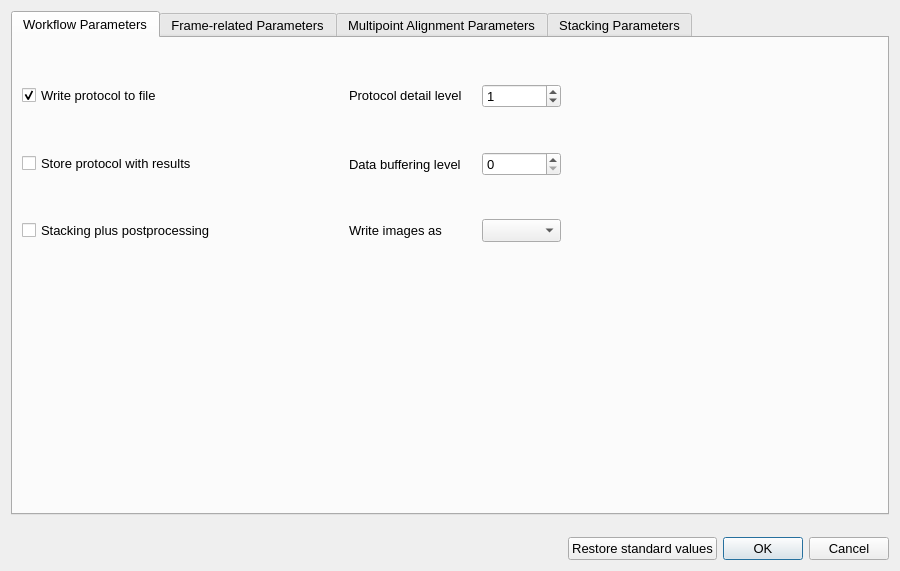
Qt form Source/parameter_configuration.ui (Rolf-Hempel/PlanetarySystemStacker) before a commit.
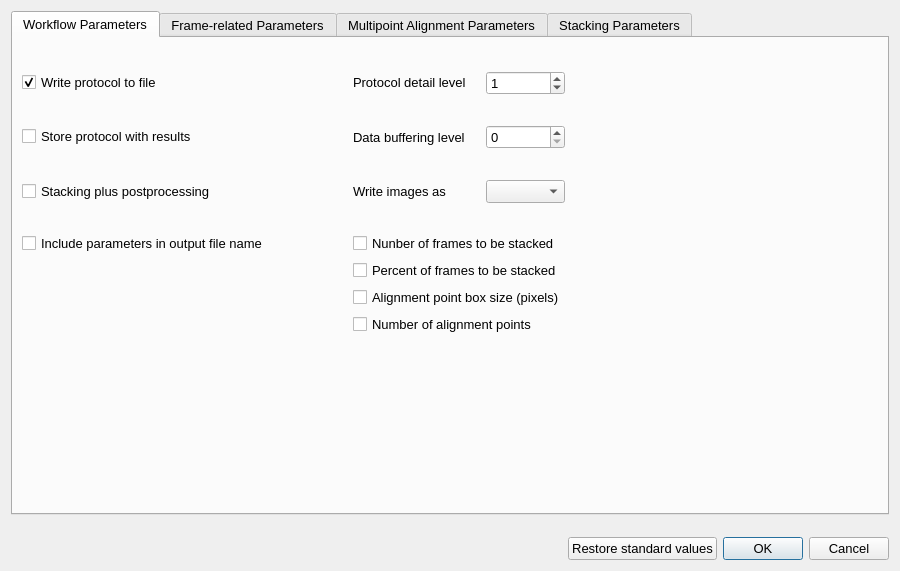
The same form after that commit. The open tabs and pages were chosen to show the change.

Commit message: Parameters in stacked image file name implemented and tested

Diff of the .ui file:
```diff
--- a/Source/parameter_configuration.ui
+++ b/Source/parameter_configuration.ui
@@ -61,78 +61,7 @@
       <attribute name="title">
        <string>Workflow Parameters</string>
       </attribute>
-      <layout class="QGridLayout" name="gridLayout" rowstretch="1,3,1,3,1,3,7" columnstretch="3,2,2,1,5">
-       <item row="0" column="0">
-        <spacer name="verticalSpacer_12">
-         <property name="orientation">
-          <enum>Qt::Vertical</enum>
-         </property>
-         <property name="sizeHint" stdset="0">
-          <size>
-           <width>20</width>
-           <height>40</height>
-          </size>
-         </property>
-        </spacer>
-       </item>
-       <item row="2" column="0">
-        <spacer name="verticalSpacer_13">
-         <property name="orientation">
-          <enum>Qt::Vertical</enum>
-         </property>
-         <property name="sizeHint" stdset="0">
-          <size>
-           <width>20</width>
-           <height>40</height>
-          </size>
-         </property>
-        </spacer>
-       </item>
-       <item row="5" column="2">
-        <widget class="QLabel" name="gpif_label_parameter">
-         <property name="toolTip">
-          <string>Stacked and postprocessed images can be written either in &quot;png&quot;, &quot;tiff&quot; or &quot;fits&quot; format.</string>
-         </property>
-         <property name="text">
-          <string>Write images as</string>
-         </property>
-         <property name="alignment">
-          <set>Qt::AlignLeading|Qt::AlignLeft|Qt::AlignVCenter</set>
-         </property>
-        </widget>
-       </item>
-       <item row="1" column="3">
-        <widget class="QSpinBox" name="gppl_spinBox">
-         <property name="maximum">
-          <number>2</number>
-         </property>
-         <property name="value">
-          <number>1</number>
-         </property>
-        </widget>
-       </item>
-       <item row="1" column="2">
-        <widget class="QLabel" name="gppl_label_parameter">
-         <property name="sizePolicy">
-          <sizepolicy hsizetype="Preferred" vsizetype="Fixed">
-           <horstretch>0</horstretch>
-           <verstretch>0</verstretch>
-          </sizepolicy>
-         </property>
-         <property name="toolTip">
-          <string>Level of detail of protocol: 0 for nothing, 1 for major steps only, 2 for detailed info.</string>
-         </property>
-         <property name="text">
-          <string>Protocol detail level</string>
-         </property>
-         <property name="alignment">
-          <set>Qt::AlignLeading|Qt::AlignLeft|Qt::AlignVCenter</set>
-         </property>
-        </widget>
-       </item>
-       <item row="5" column="3">
-        <widget class="QComboBox" name="gpif_comboBox"/>
-       </item>
+      <layout class="QGridLayout" name="gridLayout" rowstretch="1,3,1,3,1,3,1,0,0,0,0,7" columnstretch="3,2,2,1,5">
        <item row="1" column="0">
         <widget class="QCheckBox" name="gpwptf_checkBox">
          <property name="toolTip">
@@ -159,32 +88,6 @@
          </property>
         </spacer>
        </item>
-       <item row="6" column="0">
-        <spacer name="verticalSpacer">
-         <property name="orientation">
-          <enum>Qt::Vertical</enum>
-         </property>
-         <property name="sizeHint" stdset="0">
-          <size>
-           <width>20</width>
-           <height>40</height>
-          </size>
-         </property>
-        </spacer>
-       </item>
-       <item row="3" column="4">
-        <spacer name="horizontalSpacer_2">
-         <property name="orientation">
-          <enum>Qt::Horizontal</enum>
-         </property>
-         <property name="sizeHint" stdset="0">
-          <size>
-           <width>40</width>
-           <height>20</height>
-          </size>
-         </property>
-        </spacer>
-       </item>
        <item row="3" column="0">
         <widget class="QCheckBox" name="gpspwr_checkBox">
          <property name="toolTip">
@@ -226,6 +129,64 @@
          </property>
         </widget>
        </item>
+       <item row="0" column="0">
+        <spacer name="verticalSpacer_12">
+         <property name="orientation">
+          <enum>Qt::Vertical</enum>
+         </property>
+         <property name="sizeHint" stdset="0">
+          <size>
+           <width>20</width>
+           <height>40</height>
+          </size>
+         </property>
+        </spacer>
+       </item>
+       <item row="5" column="2">
+        <widget class="QLabel" name="gpif_label_parameter">
+         <property name="toolTip">
+          <string>Stacked and postprocessed images can be written either in &quot;png&quot;, &quot;tiff&quot; or &quot;fits&quot; format.</string>
+         </property>
+         <property name="text">
+          <string>Write images as</string>
+         </property>
+         <property name="alignment">
+          <set>Qt::AlignLeading|Qt::AlignLeft|Qt::AlignVCenter</set>
+         </property>
+        </widget>
+       </item>
+       <item row="1" column="3">
+        <widget class="QSpinBox" name="gppl_spinBox">
+         <property name="maximum">
+          <number>2</number>
+         </property>
+         <property name="value">
+          <number>1</number>
+         </property>
+        </widget>
+       </item>
+       <item row="5" column="3">
+        <widget class="QComboBox" name="gpif_comboBox"/>
+       </item>
+       <item row="1" column="2">
+        <widget class="QLabel" name="gppl_label_parameter">
+         <property name="sizePolicy">
+          <sizepolicy hsizetype="Preferred" vsizetype="Fixed">
+           <horstretch>0</horstretch>
+           <verstretch>0</verstretch>
+          </sizepolicy>
+         </property>
+         <property name="toolTip">
+          <string>Level of detail of protocol: 0 for nothing, 1 for major steps only, 2 for detailed info.</string>
+         </property>
+         <property name="text">
+          <string>Protocol detail level</string>
+         </property>
+         <property name="alignment">
+          <set>Qt::AlignLeading|Qt::AlignLeft|Qt::AlignVCenter</set>
+         </property>
+        </widget>
+       </item>
        <item row="4" column="0">
         <spacer name="verticalSpacer_14">
          <property name="orientation">
@@ -239,6 +200,70 @@
          </property>
         </spacer>
        </item>
+       <item row="6" column="0">
+        <spacer name="verticalSpacer_18">
+         <property name="orientation">
+          <enum>Qt::Vertical</enum>
+         </property>
+         <property name="sizeHint" stdset="0">
+          <size>
+           <width>20</width>
+           <height>40</height>
+          </size>
+         </property>
+        </spacer>
+       </item>
+       <item row="11" column="2">
+        <spacer name="verticalSpacer">
+         <property name="orientation">
+          <enum>Qt::Vertical</enum>
+         </property>
+         <property name="sizeHint" stdset="0">
+          <size>
+           <width>20</width>
+           <height>40</height>
+          </size>
+         </property>
+        </spacer>
+       </item>
+       <item row="7" column="0" colspan="2">
+        <widget class="QCheckBox" name="ipfn_checkBox">
+         <property name="toolTip">
+          <string>The user can choose which parameter values are encoded in the name of the stacking output file name.</string>
+         </property>
+         <property name="text">
+          <string>Include parameters in output file name</string>
+         </property>
+        </widget>
+       </item>
+       <item row="7" column="2" colspan="2">
+        <widget class="QCheckBox" name="nfs_checkBox">
+         <property name="text">
+          <string>Nunber of frames to be stacked</string>
+         </property>
+        </widget>
+       </item>
+       <item row="8" column="2" colspan="2">
+        <widget class="QCheckBox" name="pfs_checkBox">
+         <property name="text">
+          <string>Percent of frames to be stacked</string>
+         </property>
+        </widget>
+       </item>
+       <item row="9" column="2" colspan="2">
+        <widget class="QCheckBox" name="apbs_checkBox">
+         <property name="text">
+          <string>Alignment point box size (pixels)</string>
+         </property>
+        </widget>
+       </item>
+       <item row="10" column="2" colspan="2">
+        <widget class="QCheckBox" name="nap_checkBox">
+         <property name="text">
+          <string>Number of alignment points</string>
+         </property>
+        </widget>
+       </item>
       </layout>
      </widget>
      <widget class="QWidget" name="tab_frames">
```
Left out of the diff: 28 changed lines with no effect on the pictures. The commit also changes 5 other files.
